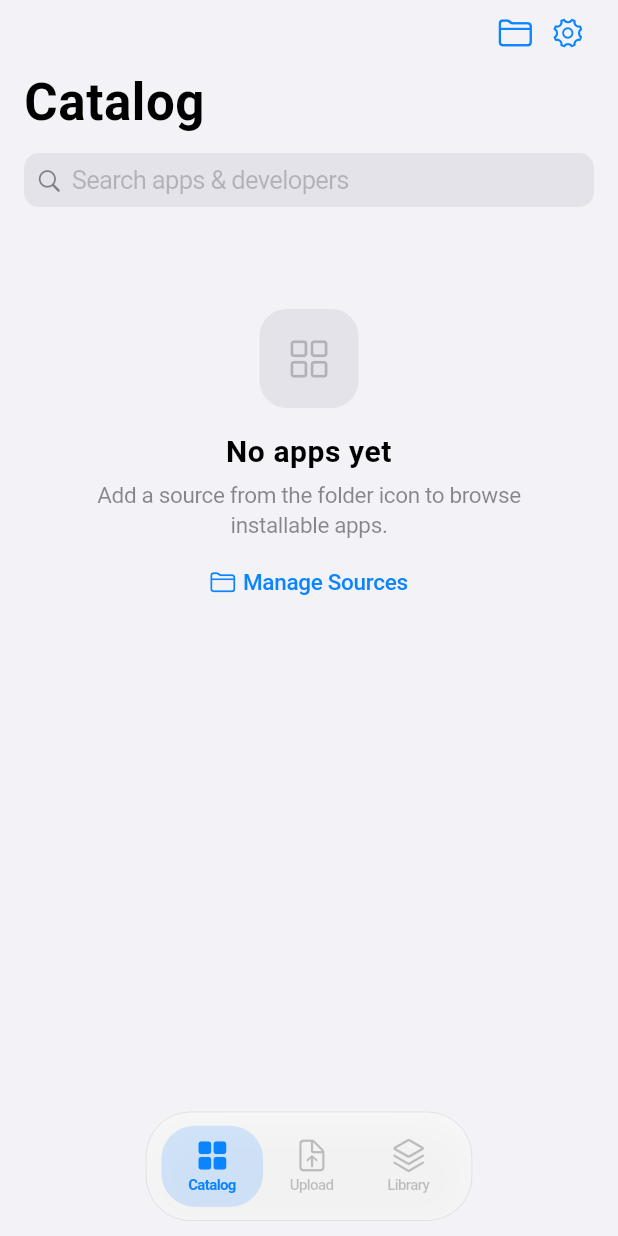
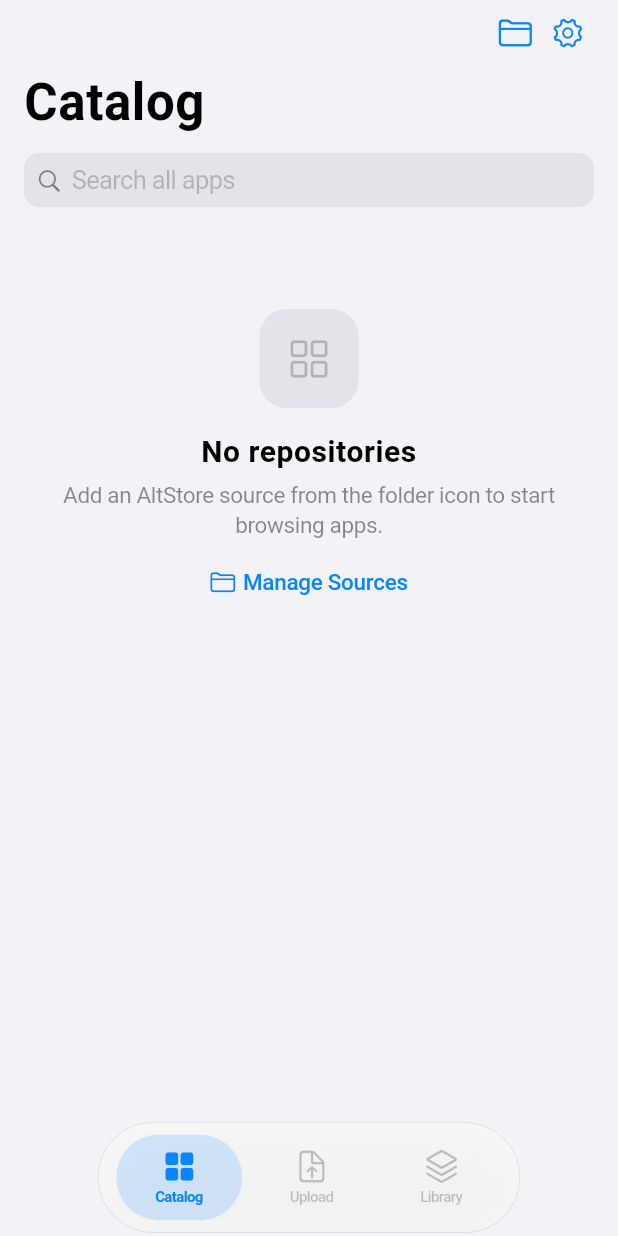
Before and after one commit to MaliceKy/ipa-signer, a Flutter app: the HomeShell screen opened directly with empty values, on a phone screen of 412 x 824 dp. Run offline on Flutter 3.47's test engine with Material 3 defaults, Android fonts, the phone set to English and light mode, and no system bars; our stand-ins replace dio, file_picker, flutter_secure_storage; accounts and stored records are empty.

Commit message:
Looser pill bar, repo drill-in + global search, cleaner card meta, auto-delete upload releases + Settings cleanup, no cert/profile mess
Co-Authored-By: Claude Opus 4.8 <noreply@anthropic.com>

```diff
--- a/lib/screens/catalog_screen.dart
+++ b/lib/screens/catalog_screen.dart
@@ -7,9 +7,9 @@ import '../services/library_store.dart';
 import '../ui/components.dart';
 import '../ui/scaffolds.dart';
 import '../ui/tokens.dart';
-import 'app_detail_screen.dart';
+import 'app_tile.dart';
+import 'repo_screen.dart';
 import 'settings_screen.dart';
-import 'sign_screen.dart';
 import 'sources_screen.dart';
 
 class CatalogScreen extends StatefulWidget {
@@ -22,8 +22,8 @@ class CatalogScreen extends StatefulWidget {
 }
 
 class CatalogScreenState extends State<CatalogScreen> {
-  List<CatalogApp> _apps = [];
-  Map<String, String> _installed = {}; // bundleId/name -> version
+  List<CatalogSource> _sources = [];
+  Map<String, String> _installed = {};
   bool _loading = true;
   String _query = '';
 
@@ -35,20 +35,19 @@ class CatalogScreenState extends State<CatalogScreen> {
 
   Future<void> load() async {
     setState(() => _loading = true);
-    final sources = await ConfigStore.instance.sources;
-    final apps = sources.isEmpty ? <CatalogApp>[] : await CatalogService().loadAll(sources);
+    final urls = await ConfigStore.instance.sources;
+    final sources = urls.isEmpty ? <CatalogSource>[] : await CatalogService().loadSources(urls);
     final lib = await LibraryStore.instance.library();
     if (!mounted) return;
     setState(() {
-      _apps = apps;
-      _installed = {for (final l in lib) (l.bundleId): l.version};
+      _sources = sources;
+      _installed = {for (final l in lib) l.bundleId: l.version};
       _loading = false;
     });
   }
 
-  String? _installedVersion(CatalogApp a) {
-    return _installed[SignJob(title: a.name, subtitle: '', bundleId: a.bundleId).signedBundleId];
-  }
+  String? _installedVersion(CatalogApp a) =>
+      _installed[SignJob(title: a.name, subtitle: '', bundleId: a.bundleId).signedBundleId];
 
   void _openSettings() => Navigator.of(context).push(CupertinoPageRoute(
       builder: (_) => SettingsScreen(themeMode: widget.themeMode, onThemeChanged: widget.onThemeChanged)));
@@ -59,68 +58,55 @@ class CatalogScreenState extends State<CatalogScreen> {
   @override
   Widget build(BuildContext context) {
     final c = context.c;
-    final filtered = _query.isEmpty
-        ? _apps
-        : _apps
-            .where((a) =>
-                a.name.toLowerCase().contains(_query) ||
-                (a.developer ?? '').toLowerCase().contains(_query))
-            .toList();
+    final hasApps = _sources.any((s) => s.apps.isNotEmpty);
 
     final List<Widget> body;
     if (_loading) {
       body = [const SliverToBoxAdapter(child: Padding(padding: EdgeInsets.only(top: 80), child: Center(child: CupertinoActivityIndicator(radius: 14))))];
-    } else if (_apps.isEmpty) {
+    } else if (_sources.isEmpty) {
       body = [
         SliverToBoxAdapter(
           child: EmptyState(
             icon: CupertinoIcons.square_grid_2x2,
-            title: 'No apps yet',
-            message: 'Add a source from the folder icon to browse installable apps.',
+            title: 'No repositories',
+            message: 'Add an AltStore source from the folder icon to start browsing apps.',
             action: LinkButton(label: 'Manage Sources', icon: CupertinoIcons.folder, onTap: _openSources),
           ),
         ),
       ];
-    } else if (filtered.isEmpty) {
+    } else if (_query.isNotEmpty) {
+      // Global search across every repo.
+      final results = [
+        for (final s in _sources)
+          ...s.apps.where((a) =>
+              a.name.toLowerCase().contains(_query) || (a.developer ?? '').toLowerCase().contains(_query))
+      ];
+      body = results.isEmpty
+          ? [SliverToBoxAdapter(child: EmptyState(icon: CupertinoIcons.search, title: 'No results', message: 'Nothing matches “$_query”.'))]
+          : [
+              SliverToBoxAdapter(child: SectionHeader('${results.length} result${results.length == 1 ? '' : 's'}')),
+              SliverToBoxAdapter(
+                child: GroupCard(children: [
+                  for (var i = 0; i < results.length; i++)
+                    CatalogAppTile(app: results[i], installedVersion: _installedVersion(results[i]), last: i == results.length - 1, showSource: true, onReturn: load),
+                ]),
+              ),
+            ];
+    } else {
       body = [
-        SliverToBoxAdapter(
-          child: EmptyState(
-              icon: CupertinoIcons.search,
-              title: 'No results',
-              message: 'Nothing matches “$_query”. Try a different name or developer.'),
-        ),
-      ];
-    } else if (_query.isNotEmpty) {
-      // Flat results; show the repo on each row so it's never ambiguous.
-      body = [
-        SliverToBoxAdapter(child: SectionHeader('${filtered.length} result${filtered.length == 1 ? '' : 's'}')),
+        SliverToBoxAdapter(child: SectionHeader('${_sources.length} repositor${_sources.length == 1 ? 'y' : 'ies'}')),
         SliverToBoxAdapter(
           child: GroupCard(children: [
-            for (var i = 0; i < filtered.length; i++)
-              _appRow(c, filtered[i], i == filtered.length - 1, showSource: true),
+            for (var i = 0; i < _sources.length; i++) _repoRow(c, _sources[i], i == _sources.length - 1),
           ]),
         ),
-      ];
-    } else {
-      // One section per repository so apps are clearly grouped by source.
-      final bySource = <String, List<CatalogApp>>{};
-      for (final a in filtered) {
-        (bySource[a.sourceName] ??= []).add(a);
-      }
-      body = [
-        for (final entry in bySource.entries) ...[
-          SliverToBoxAdapter(child: SectionHeader('${entry.key} · ${entry.value.length}')),
+        if (!hasApps)
           SliverToBoxAdapter(
-            child: GroupCard(children: [
-              for (var i = 0; i < entry.value.length; i++)
-                _appRow(c, entry.value[i], i == entry.value.length - 1),
-            ]),
+            child: Padding(
+              padding: const EdgeInsets.only(top: 18),
+              child: Center(child: Text('Pull to refresh', style: AppType.caption(c.labelTertiary))),
+            ),
           ),
-          const SliverToBoxAdapter(child: SizedBox(height: 18)),
-        ],
-        SliverToBoxAdapter(
-          child: Center(child: Text('Pull to refresh', style: AppType.caption(c.labelTertiary))),
-        ),
       ];
     }
 
@@ -132,94 +118,60 @@ class CatalogScreenState extends State<CatalogScreen> {
         ChromeIconButton(icon: CupertinoIcons.folder, onTap: _openSources),
         ChromeIconButton(icon: CupertinoIcons.gear_alt, onTap: _openSettings),
       ]),
-      search: SearchField(placeholder: 'Search apps & developers', onChanged: (v) => setState(() => _query = v.toLowerCase())),
+      search: SearchField(placeholder: 'Search all apps', onChanged: (v) => setState(() => _query = v.toLowerCase())),
       slivers: body,
     );
   }
 
-  Widget _appRow(AppColors c, CatalogApp a, bool last, {bool showSource = false}) {
-    final inst = _installedVersion(a);
-    final installed = inst != null;
-    final upToDate = installed && inst == a.version;
-    final btnLabel = upToDate ? 'OPEN' : (installed ? 'UPDATE' : 'GET');
-    final tint = a.tintColor ?? AppColors.accent;
-    final subtitle = showSource
-        ? [if (a.developer != null) a.developer!, a.sourceName].join('  ·  ')
-        : (a.developer ?? a.sourceName);
+  Widget _repoRow(AppColors c, CatalogSource s, bool last) {
+    final failed = s.error != null;
     return RowTile(
       last: last,
-      leftInset: 84,
-      onTap: () => Navigator.of(context)
-          .push(CupertinoPageRoute(builder: (_) => AppDetailScreen(app: a, installedVersion: inst)))
-          .then((_) => load()),
-      leading: AppIcon(name: a.name, tint: tint, iconUrl: a.iconUrl, size: 56),
-      padding: const EdgeInsets.symmetric(horizontal: 16, vertical: 12),
-      trailing: _GetButton(
-        label: btnLabel,
-        color: upToDate ? c.labelSecondary : tint,
-        onTap: upToDate
-            ? () => Navigator.of(context).push(CupertinoPageRoute(builder: (_) => AppDetailScreen(app: a, installedVersion: inst)))
-            : () => startSign(context, _job(a)),
-      ),
+      leftInset: 72,
+      onTap: () => Navigator.of(context).push(CupertinoPageRoute(builder: (_) => RepoScreen(source: s))).then((_) => load()),
+      leading: _repoPreview(c, s),
+      trailing: Icon(CupertinoIcons.chevron_right, size: 16, color: c.labelTertiary),
       child: Column(
         crossAxisAlignment: CrossAxisAlignment.start,
         children: [
-          Text(a.name, maxLines: 1, overflow: TextOverflow.ellipsis, style: AppType.headline(c.label)),
+          Text(s.name, maxLines: 1, overflow: TextOverflow.ellipsis, style: AppType.headline(c.label)),
           const SizedBox(height: 2),
-          Text(subtitle, maxLines: 1, overflow: TextOverflow.ellipsis, style: AppType.footnote(c.labelSecondary)),
-          const SizedBox(height: 3),
-          Text(
-            [
-              if (a.version != null) 'v${a.version}',
-              if (a.prettySize != null) a.prettySize!,
-              if (a.versionDate != null) 'Updated ${_shortDate(a.versionDate!)}',
-            ].join('  ·  '),
-            maxLines: 1,
-            overflow: TextOverflow.ellipsis,
-            style: AppType.caption(c.labelTertiary),
-          ),
+          Text(failed ? 'Failed to load' : '${s.apps.length} app${s.apps.length == 1 ? '' : 's'}',
+              style: AppType.footnote(failed ? c.red : c.labelSecondary)),
         ],
       ),
     );
   }
 
-  String _shortDate(String iso) {
-    final d = DateTime.tryParse(iso);
-    if (d == null) return '';
-    const m = ['Jan', 'Feb', 'Mar', 'Apr', 'May', 'Jun', 'Jul', 'Aug', 'Sep', 'Oct', 'Nov', 'Dec'];
-    return '${m[d.month - 1]} ${d.day}';
-  }
-
-  SignJob _job(CatalogApp a) => SignJob(
-        title: a.name,
-        subtitle: '${a.developer ?? a.sourceName} · v${a.version ?? '?'}',
-        tint: a.tintColor,
-        sizeBytes: a.sizeBytes,
-        version: a.version,
-        bundleId: a.bundleId,
-        sourceName: a.sourceName,
-        ipaUrl: a.downloadUrl,
-        nameForSigning: a.name,
+  /// Overlapped mini icons of the repo's first apps (folder fallback).
+  Widget _repoPreview(AppColors c, CatalogSource s) {
+    if (s.apps.isEmpty) {
+      return Container(
+        width: 48,
+        height: 48,
+        decoration: BoxDecoration(color: c.fill, borderRadius: BorderRadius.circular(11)),
+        child: Icon(s.error != null ? CupertinoIcons.exclamationmark_triangle : CupertinoIcons.folder, color: s.error != null ? c.red : c.labelSecondary, size: 22),
       );
-}
-
-class _GetButton extends StatelessWidget {
-  const _GetButton({required this.label, required this.color, required this.onTap});
-  final String label;
-  final Color color;
-  final VoidCallback onTap;
-  @override
-  Widget build(BuildContext context) {
-    final c = context.c;
-    return GestureDetector(
-      onTap: onTap,
-      child: Container(
-        height: 32,
-        constraints: const BoxConstraints(minWidth: 74),
-        padding: const EdgeInsets.symmetric(horizontal: 16),
-        decoration: BoxDecoration(color: c.fill, borderRadius: BorderRadius.circular(16)),
-        alignment: Alignment.center,
-        child: Text(label, style: TextStyle(color: color, fontWeight: FontWeight.w700, fontSize: 15, letterSpacing: 0.2)),
+    }
+    final preview = s.apps.take(3).toList();
+    return SizedBox(
+      width: 48,
+      height: 48,
+      child: Stack(
+        children: [
+          for (var i = preview.length - 1; i >= 0; i--)
+            Positioned(
+              left: i * 11.0,
+              top: 4,
+              child: Container(
+                decoration: BoxDecoration(
+                  borderRadius: BorderRadius.circular(9),
+                  border: Border.all(color: c.bgElevated, width: 1.5),
+                ),
+                child: AppIcon(name: preview[i].name, tint: preview[i].tintColor, iconUrl: preview[i].iconUrl, size: 32),
+              ),
+            ),
+        ],
       ),
     );
   }
--- a/lib/screens/home_screen.dart
+++ b/lib/screens/home_screen.dart
@@ -46,7 +46,7 @@ class _HomeShellState extends State<HomeShell> {
           Positioned(
             left: 0,
             right: 0,
-            bottom: MediaQuery.viewPaddingOf(context).bottom + 10,
+            bottom: MediaQuery.viewPaddingOf(context).bottom + 2,
             child: Center(child: _TabBar(index: _tab, onTap: _select)),
           ),
         ],
@@ -70,42 +70,44 @@ class _TabBar extends StatelessWidget {
   Widget build(BuildContext context) {
     final c = context.c;
     return ClipRRect(
-      borderRadius: BorderRadius.circular(30),
+      borderRadius: BorderRadius.circular(40),
       child: BackdropFilter(
-        filter: ImageFilter.blur(sigmaX: 24, sigmaY: 24),
+        filter: ImageFilter.blur(sigmaX: 28, sigmaY: 28),
         child: Container(
-          padding: const EdgeInsets.symmetric(horizontal: 10, vertical: 9),
+          padding: const EdgeInsets.symmetric(horizontal: 12, vertical: 8),
           decoration: BoxDecoration(
             color: c.chrome,
-            borderRadius: BorderRadius.circular(30),
+            borderRadius: BorderRadius.circular(40),
             border: Border.all(color: c.chromeBorder, width: 0.5),
             boxShadow: [
               BoxShadow(
                   color: Colors.black.withValues(alpha: c.isDark ? 0.45 : 0.14),
-                  blurRadius: 24,
-                  offset: const Offset(0, 8)),
+                  blurRadius: 28,
+                  offset: const Offset(0, 10)),
             ],
           ),
           child: Row(
             mainAxisSize: MainAxisSize.min,
             children: [
-              for (var i = 0; i < _tabs.length; i++)
+              for (var i = 0; i < _tabs.length; i++) ...[
+                if (i > 0) const SizedBox(width: 6),
                 GestureDetector(
                   behavior: HitTestBehavior.opaque,
                   onTap: () => onTap(i),
                   child: AnimatedContainer(
-                    duration: const Duration(milliseconds: 200),
-                    padding: const EdgeInsets.symmetric(horizontal: 18, vertical: 8),
+                    duration: const Duration(milliseconds: 220),
+                    curve: Curves.easeOutCubic,
+                    padding: const EdgeInsets.symmetric(horizontal: 26, vertical: 9),
                     decoration: BoxDecoration(
                       color: i == index ? AppColors.accent.withValues(alpha: 0.16) : Colors.transparent,
-                      borderRadius: BorderRadius.circular(22),
+                      borderRadius: BorderRadius.circular(28),
                     ),
                     child: Column(
                       mainAxisSize: MainAxisSize.min,
                       children: [
                         Icon(i == index ? _tabs[i].$2 : _tabs[i].$1,
                             size: 24, color: i == index ? AppColors.accent : c.labelTertiary),
-                        const SizedBox(height: 2),
+                        const SizedBox(height: 3),
                         Text(_tabs[i].$3,
                             style: TextStyle(
                                 fontSize: 10,
@@ -115,6 +117,7 @@ class _TabBar extends StatelessWidget {
                     ),
                   ),
                 ),
+              ],
             ],
           ),
         ),
--- a/lib/screens/library_screen.dart
+++ b/lib/screens/library_screen.dart
@@ -49,6 +49,8 @@ class LibraryScreenState extends State<LibraryScreen> {
 
   Future<void> _deleteFile(SignedFile f) async {
     await LibraryStore.instance.removeFile(f.runTag);
+    // Also remove the signed release from GitHub (frees storage).
+    GitHubService(ConfigStore.instance).deleteSignedRelease(f.runTag);
     await load();
     if (mounted) showToast(context, 'IPA file deleted', icon: CupertinoIcons.trash);
   }
```
Also changed, not shown: lib/screens/app_tile.dart (added, +115 -0 lines), lib/screens/repo_screen.dart (added, +72 -0 lines), lib/screens/settings_screen.dart (+48 -0 lines), lib/screens/sign_screen.dart (+15 -0 lines), lib/services/github_service.dart (+53 -0 lines).
